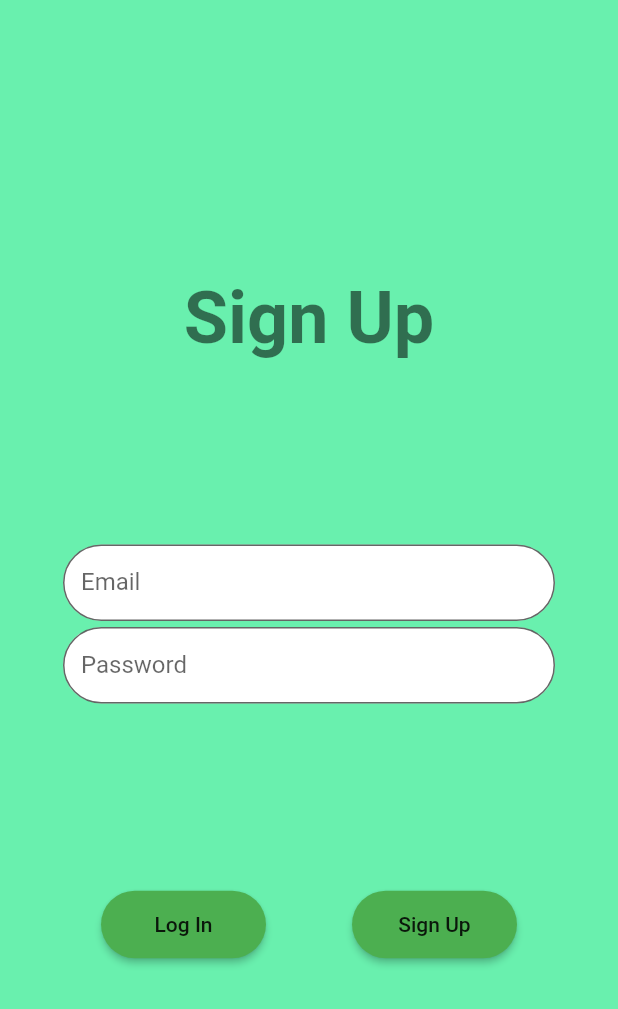
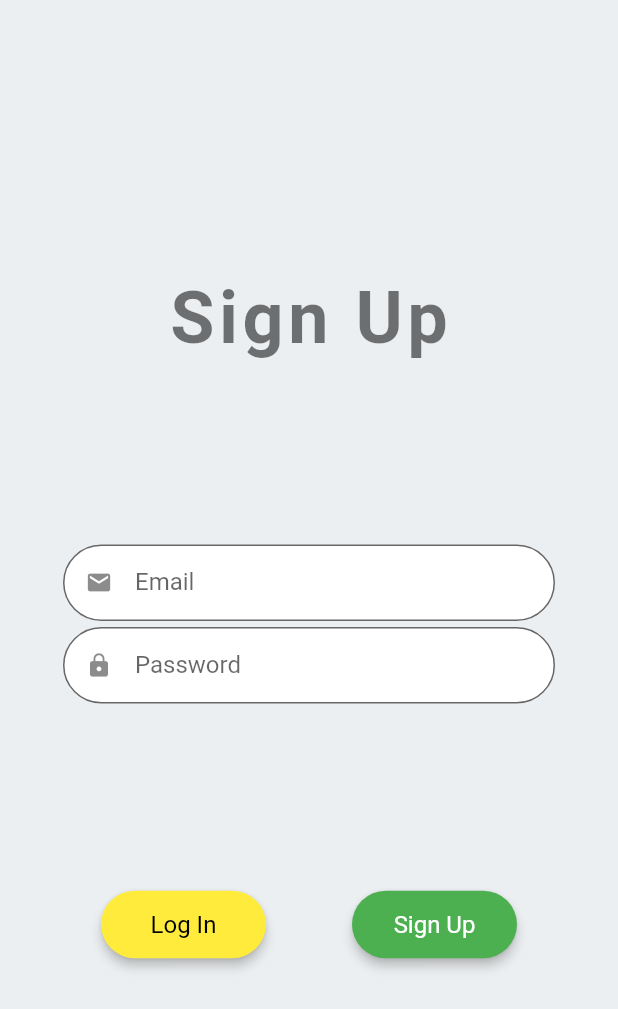
Before and after one commit to akashdeep007/hack-20, a Flutter app: the screen it shows after launch, on a phone screen of 412 x 824 dp. Shown: the top 1009 px of the screen. Run offline on Flutter 3.47's test engine with Material 2 defaults, Android fonts, the phone set to English and light mode, and no system bars.

Commit message:
Added Animation to Auth Page

```diff
--- a/lib/main.dart
+++ b/lib/main.dart
@@ -14,6 +14,7 @@ class MyApp extends StatelessWidget {
       title: 'The Robin Hood Army',
       theme: ThemeData(
         buttonTheme: ButtonThemeData(
+          textTheme: ButtonTextTheme.primary,
           height: 45,
           minWidth: 110,
           shape: RoundedRectangleBorder(
@@ -21,7 +22,8 @@ class MyApp extends StatelessWidget {
           )
         ),
         textTheme: TextTheme(
-          headline1: TextStyle(fontSize: 48, fontWeight: FontWeight.bold),
+          headline1: TextStyle(fontSize: 48, fontWeight: FontWeight.bold, letterSpacing: 3),
+          button: TextStyle(fontSize: 16, fontWeight: FontWeight.w400),
         ),
         primarySwatch: Colors.green,
         visualDensity: VisualDensity.adaptivePlatformDensity,
--- a/lib/pages/LandingPage.dart
+++ b/lib/pages/LandingPage.dart
@@ -11,10 +11,10 @@ class LandingPage extends StatelessWidget {
             PageView(
               controller: _pageController,
               children: <Widget>[
-                Container(color: Colors.red,),
-                Container(color: Colors.green,),
-                Container(color: Colors.yellow,),
-                Container(color: Colors.blue,),
+                Page(color: Colors.red, text: "Page 1",),
+                Page(color: Colors.green, text: "Page 2"),
+                Page(color: Colors.yellow, text: "Page 3"),
+                Page(color: Colors.blue, text: "Page 4"),
               ],
             ),
             Positioned(
@@ -28,7 +28,6 @@ class LandingPage extends StatelessWidget {
 
                     }, child: Text("Login"),),
                     RaisedButton(onPressed: (){}, child: Text("Register"),),
-
                   ],
                 ),
               ),
@@ -39,3 +38,17 @@ class LandingPage extends StatelessWidget {
     );
   }
 }
+
+
+class Page extends StatelessWidget {
+  final Color color;
+  final String text;
+  Page({Key key, this.color, this.text}) : super(key : key);
+  @override
+  Widget build(BuildContext context) {
+    return Container(
+      color: color,
+      child: Center(child: Text(text)),
+    );
+  }
+}
--- a/lib/pages/Wrapper.dart
+++ b/lib/pages/Wrapper.dart
@@ -1,4 +1,5 @@
 import 'package:flutter/material.dart';
+import 'package:the_robin_app/pages/LandingPage.dart';
 import 'package:the_robin_app/widgets/AuthForm.dart';
 
 
@@ -6,5 +7,6 @@ class Wrapper extends StatelessWidget {
   @override
   Widget build(BuildContext context) {
     return AuthForm(signup: true,);
+//  return LandingPage();
   }
 }
--- a/lib/widgets/AuthForm.dart
+++ b/lib/widgets/AuthForm.dart
@@ -7,19 +7,26 @@ class AuthForm extends StatefulWidget {
   _AuthFormState createState() => _AuthFormState();
 }
 
-class _AuthFormState extends State<AuthForm> {
+class _AuthFormState extends State<AuthForm> with SingleTickerProviderStateMixin {
   final _formKey = GlobalKey<FormState>();
-  bool _signup = false;
+  AnimationController _animationController;
+  Animation _entry, _delayedEntry, _superDelayedEntry;
+  bool _signup;
   String _email = '', _password = '';
 
   @override
   void initState() {
     super.initState();
     _signup = widget.signup;
+    _animationController = AnimationController(vsync: this, duration: Duration(milliseconds: 300));
+    _entry = Tween<double>(begin: -1.0,end : 0).animate(CurvedAnimation(parent: _animationController, curve: Curves.easeIn));
+    _delayedEntry = Tween<double>(begin: -1.0,end : 0).animate(CurvedAnimation(parent: _animationController, curve: Interval(0.5, 1, curve: Curves.easeIn)));
+    _superDelayedEntry = Tween<double>(begin: -1.0,end : 0).animate(CurvedAnimation(parent: _animationController, curve: Interval(0.7, 1, curve: Curves.easeIn)));
+    _animationController.forward();
   }
 
-  void inputHandler(String inputField, String value){
-    switch(inputField){
+  void inputHandler(String inputField, String value) {
+    switch (inputField) {
       case 'Email':
         setState(() {
           _email = value;
@@ -35,15 +42,17 @@ class _AuthFormState extends State<AuthForm> {
     }
   }
 
-  Widget _textField(String title, Function inputHandler){
+  Widget _textField(String title, Function inputHandler) {
     return Container(
       margin: EdgeInsets.all(2),
       child: TextFormField(
+        obscureText: title == 'Password' ? true : false,
         style: TextStyle(fontSize: 16),
         onChanged: (value) => inputHandler(title, value),
         decoration: InputDecoration(
           isDense: true,
           labelText: title,
+          focusColor: Colors.grey,
           fillColor: Colors.white,
           border: new OutlineInputBorder(
             borderSide: BorderSide(width: 0),
@@ -54,7 +63,7 @@ class _AuthFormState extends State<AuthForm> {
           floatingLabelBehavior: FloatingLabelBehavior.never,
           filled: true,
           hintText: 'Enter your $title',
-
+          prefixIcon: Icon(title == "Email" ? Icons.email : Icons.lock),
         ),
       ),
     );
@@ -62,9 +71,10 @@ class _AuthFormState extends State<AuthForm> {
 
   @override
   Widget build(BuildContext context) {
+    final width = MediaQuery.of(context).size.width;
     return Scaffold(
       body: Container(
-        color: Colors.greenAccent,
+        color: Colors.blueGrey[50],
         child: Center(
           child: Container(
             height: MediaQuery.of(context).size.height * 0.80,
@@ -72,8 +82,20 @@ class _AuthFormState extends State<AuthForm> {
             child: Column(
               mainAxisAlignment: MainAxisAlignment.spaceEvenly,
               children: <Widget>[
-                Text(!_signup ? "Log In" : "Sign Up", style: Theme.of(context).textTheme.headline1,),
-                Container(
+                AnimatedBuilder(
+                  animation: _animationController,
+                  child: Text(
+                    !_signup ? "Log In" : "Sign Up",
+                    style: Theme.of(context).textTheme.headline1,
+                  ),
+                  builder: (context, child) => Transform(
+                    transform: Matrix4.translationValues(_entry.value * (width), 0, 0),
+                      child: child,
+                  ),
+                ),
+                AnimatedBuilder(
+                  animation: _animationController,
+                  child: Container(
                     padding: EdgeInsets.all(30),
                     child: Form(
                       key: _formKey,
@@ -86,12 +108,33 @@ class _AuthFormState extends State<AuthForm> {
                       ),
                     ),
                   ),
-                Row(
+                  builder: (context, child) => Transform(
+                    transform: Matrix4.translationValues(_delayedEntry.value * (width), 0, 0),
+                    child: child,
+                  ),
+                ),
+                AnimatedBuilder(
+                  animation: _animationController,
+                  child: Row(
                     mainAxisAlignment: MainAxisAlignment.spaceEvenly,
                     children: <Widget>[
-                    RaisedButton(onPressed: () => setState(() => _signup = !_signup), child: Text(_signup ? "Log In" : "Sign Up"),),
-                    RaisedButton(onPressed: (){}, child: Text(_signup ? "Sign Up" : "Log In"),),
+                      RaisedButton(
+                        onPressed: () => setState(() => _signup = !_signup),
+                        child: Text(_signup ? "Log In" : "Sign Up"),
+                        color: Colors.yellow,
+                        elevation: 3,
+                      ),
+                      RaisedButton(
+                        onPressed: () {},
+                        child: Text(_signup ? "Sign Up" : "Log In"),
+                        elevation: 3,
+                      ),
                     ],
+                  ),
+                  builder: (context, child) => Transform(
+                    transform: Matrix4.translationValues(_superDelayedEntry.value * (width), 0, 0),
+                    child: child,
+                  ),
                 ),
               ],
             ),
```
Lines whose indentation alone changed are shown as unchanged.
